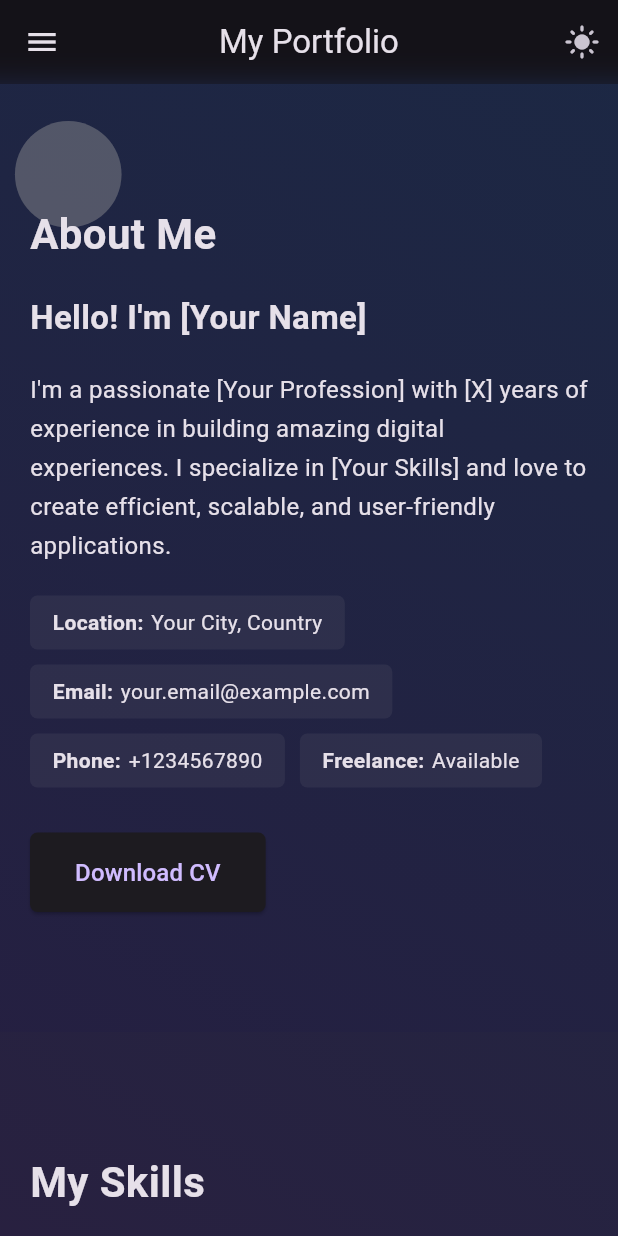
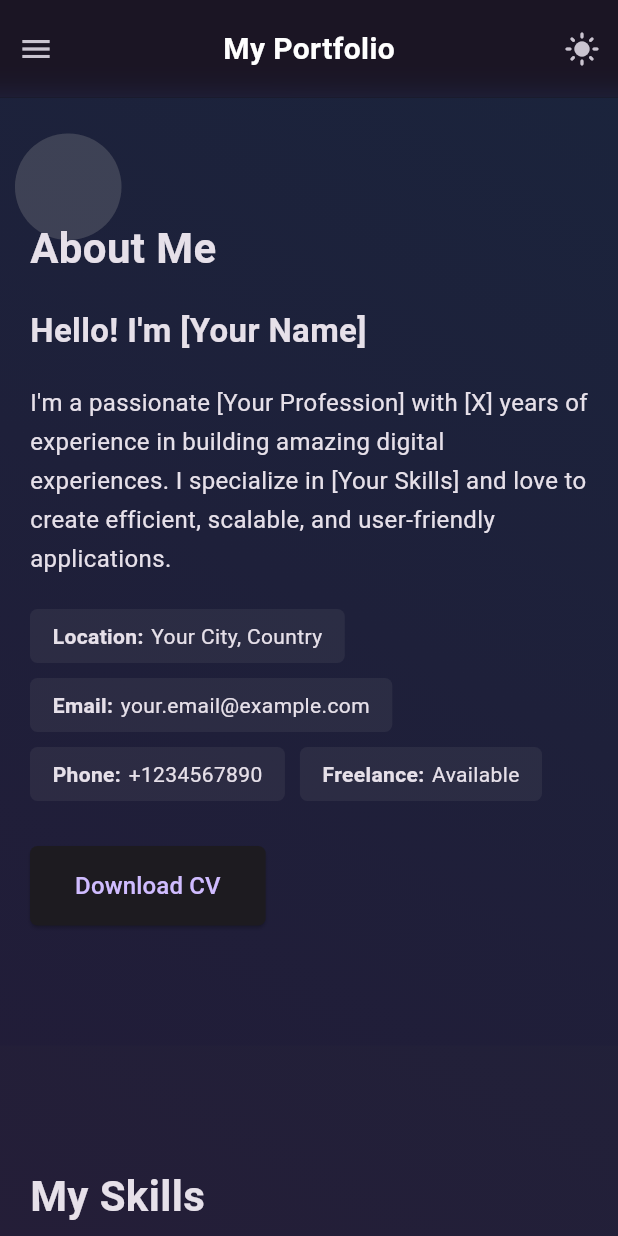
Before and after one commit to rilonmaharjan/myportfolio, a Flutter app: the screen it shows after launch, on a phone screen of 412 x 824 dp. Run offline on Flutter 3.47's test engine with Material 3 defaults, Android fonts, the phone set to English and light mode, and no system bars; network calls fail.

Commit message:
[modifeid]

```diff
--- a/lib/views/home_screen.dart
+++ b/lib/views/home_screen.dart
@@ -50,12 +50,12 @@ class _HomeScreenState extends State<HomeScreen> {
         drawer: isMobile ? _buildMobileDrawer(isMobile) : null,
         body: Stack(
           children: [
-            AnimatedGradientBackground(),
+            AnimatedGradientBackground(isMobile: isMobile,),
             // LiquidWaveBackground(),
             // WaveBackground(),
             // ParticleBackground(),
             // FloatingBubblesBackground(),
-            const AnimatedBackground(),
+            AnimatedBackground(bubbleCount: isMobile ? 4 : 7,),
             SingleChildScrollView(
               controller: _scrollController,
               child: Column(
@@ -90,21 +90,38 @@ class _HomeScreenState extends State<HomeScreen> {
 
   PreferredSizeWidget _buildMobileAppBar() {
     return PreferredSize(
-      preferredSize: Size.fromHeight(kToolbarHeight),
+      preferredSize: const Size(double.infinity, 75.0),
       child: ClipRRect(
         child: BackdropFilter(
           filter: ImageFilter.blur(sigmaX: 10.0, sigmaY: 10.0),
-          child: AppBar(
-            backgroundColor: Colors.transparent,
-            title: const Text('My Portfolio'),
-            centerTitle: true,
-            elevation: 0,
-            actions: [
-              IconButton(
-                icon: Icon(_isDarkMode ? Icons.light_mode : Icons.dark_mode),
-                onPressed: _toggleTheme,
+          child: SafeArea(
+            child: Container(
+              height: 65,
+              color: Colors.deepPurple.withAlpha(20),
+              child: Builder(
+                builder: (context) => Row(
+                  mainAxisAlignment: MainAxisAlignment.spaceBetween,
+                  children: [
+                    IconButton(
+                      icon: const Icon(Icons.menu),
+                      onPressed: () => Scaffold.of(context).openDrawer(),
+                    ),
+                    Text(
+                      'My Portfolio',
+                      style: TextStyle(
+                        fontSize: 20,
+                        fontWeight: FontWeight.bold,
+                        color: _isDarkMode ? Colors.white : Colors.black,
+                      ),
+                    ),
+                    IconButton(
+                      icon: Icon(_isDarkMode ? Icons.light_mode : Icons.dark_mode),
+                      onPressed: _toggleTheme,
+                    ),
+                  ],
+                ),
               ),
-            ],
+            ),
           ),
         ),
       ),
@@ -113,14 +130,13 @@ class _HomeScreenState extends State<HomeScreen> {
 
   Widget _buildMobileDrawer(isMobile) {
     return Drawer(
+      backgroundColor: _isDarkMode ? Colors.black : const Color.fromARGB(255, 244, 233, 253),
       child: ListView(
         padding: EdgeInsets.zero,
         children: [
           DrawerHeader(
             decoration: BoxDecoration(
-              color:_isDarkMode
-              ? const Color.fromARGB(255, 39, 39, 39)
-              : const Color.fromARGB(255, 230, 230, 230),
+              color: Colors.deepPurple.withValues(alpha: isMobile ? 0.2 : 0.3)
             ),
             child: Text(
               'My Portfolio',
--- a/lib/widget/animated_bubble_bg.dart
+++ b/lib/widget/animated_bubble_bg.dart
@@ -2,7 +2,8 @@ import 'dart:math';
 import 'package:flutter/material.dart';
 
 class AnimatedBackground extends StatefulWidget {
-  const AnimatedBackground({super.key});
+  final int bubbleCount;
+  const AnimatedBackground({super.key, required this.bubbleCount});
 
   @override
   State<AnimatedBackground> createState() => _AnimatedBackgroundState();
@@ -19,7 +20,7 @@ class _AnimatedBackgroundState extends State<AnimatedBackground> with SingleTick
       ..addListener(() => setState(() {}))
       ..repeat();
 
-    _bubbles = List.generate(7, (index) => Bubble());
+    _bubbles = List.generate(widget.bubbleCount, (index) => Bubble());
   }
 
   @override
--- a/lib/widget/gradient_bg.dart
+++ b/lib/widget/gradient_bg.dart
@@ -1,7 +1,8 @@
 import 'package:flutter/material.dart';
 
 class AnimatedGradientBackground extends StatefulWidget {
-  const AnimatedGradientBackground({super.key,});
+  final bool isMobile ;
+  const AnimatedGradientBackground({super.key, required this.isMobile,});
 
   @override
   // ignore: library_private_types_in_public_api
@@ -14,7 +15,7 @@ class _AnimatedGradientBackgroundState extends State<AnimatedGradientBackground>
   late Animation<double> _animation;
 
   List<Color> colorList = [
-        Colors.blue.withValues(alpha:0.3),
+        Colors.blue.withValues(alpha: 0.3),
         Colors.purple.withValues(alpha:0.2),
         Colors.deepPurple.withValues(alpha:0.3),
         Colors.indigo.withValues(alpha:0.2),
@@ -35,6 +36,15 @@ class _AnimatedGradientBackgroundState extends State<AnimatedGradientBackground>
   @override
   void initState() {
     super.initState();
+    colorList = [
+        Colors.blue.withValues(alpha: widget.isMobile ? 0.2 : 0.3),
+        Colors.purple.withValues(alpha: widget.isMobile ? 0.2 : 0.2),
+        Colors.deepPurple.withValues(alpha: widget.isMobile ? 0.2 : 0.3),
+        Colors.indigo.withValues(alpha: widget.isMobile ? 0.2 : 0.2),
+      ];
+      bottomColor = Colors.blue.withValues(alpha: widget.isMobile ? 0.2 : 0.4);
+      topColor = Colors.indigo.withValues(alpha: widget.isMobile ? 0.2 : 0.4);
+
     _controller = AnimationController(
       vsync: this,
       duration: Duration(seconds: 2),
```
